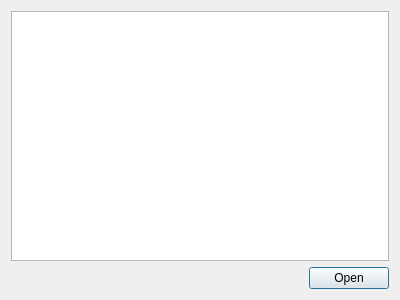
Before: the Qt Designer form src/ves/conductor/qt/RecentFiles.ui in multitudinous/ve-suite, drawn with Qt 5.
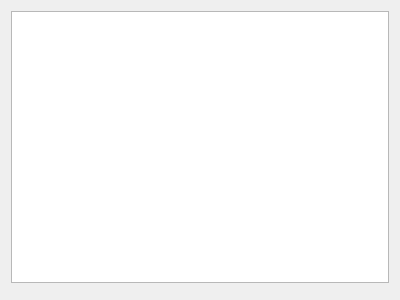
After: the same form once the commit is applied.

Commit message: Changes Recent Files list to be a one-click-to-open setup (like a URL) and adds an "Open Project" and a "New Project" button. The recent filenames turn blue and display underlined as expected on Linux. Should work on Windows. Mac is unlikely to work correctly since enter/leave/hover events don't seem to be working correctly there.

What changed in the file:
```diff
--- a/src/ves/conductor/qt/RecentFiles.ui
+++ b/src/ves/conductor/qt/RecentFiles.ui
@@ -51,7 +51,7 @@
       <enum>Qt::Horizontal</enum>
      </property>
      <property name="standardButtons">
-      <set>QDialogButtonBox::Open</set>
+      <set>QDialogButtonBox::NoButton</set>
      </property>
     </widget>
    </item>
```
Left out of the diff: 11 changed lines with no effect on the pictures. The commit also changes 3 other files.
